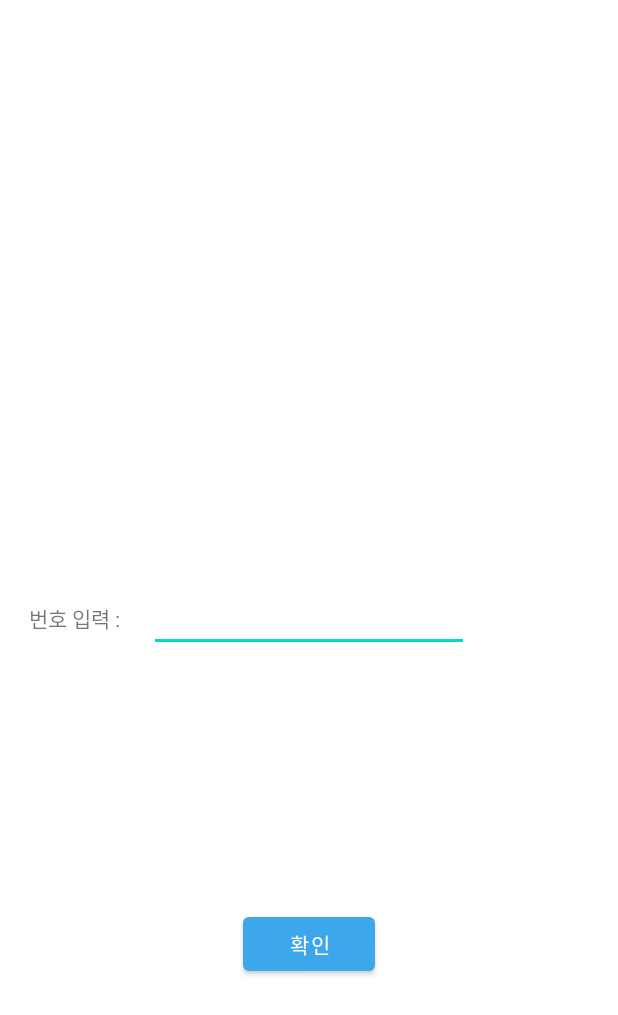
After one commit to kkobi03/Capstone_2021, an Android app: the layout activity_number.xml on its own in the app's theme, with its tools: preview values and no code run, on a phone screen of 412 x 824 dp. The commit adds this screen. Shown: the top 1015 px of the screen. Run offline under Robolectric (Android 15) with nearby library versions, the phone set to English and light mode, and no system bars.

Commit message:
전화번호

```diff
--- a/newgolden/app/src/main/java/com/example/newgolden/SplashActivity.java
+++ b/newgolden/app/src/main/java/com/example/newgolden/SplashActivity.java
@@ -24,7 +24,7 @@ public class SplashActivity extends AppCompatActivity {
                 } catch (InterruptedException e){
                     e.printStackTrace();
                 }finally{
-                    Intent intent = new Intent(SplashActivity.this, MainActivity.class);
+                    Intent intent = new Intent(SplashActivity.this, NumberActivity.class);
                     startActivity(intent);
                     finish();
                 }
--- /dev/null
+++ b/newgolden/app/src/main/res/layout/activity_number.xml
@@ -0,0 +1,39 @@
+<?xml version="1.0" encoding="utf-8"?>
+<androidx.constraintlayout.widget.ConstraintLayout xmlns:android="http://schemas.android.com/apk/res/android"
+    xmlns:app="http://schemas.android.com/apk/res-auto"
+    xmlns:tools="http://schemas.android.com/tools"
+    android:layout_width="match_parent"
+    android:layout_height="match_parent"
+    tools:context=".NumberActivity">
+
+    <Button
+        android:id="@+id/numbtn"
+        android:layout_width="wrap_content"
+        android:layout_height="wrap_content"
+        android:text="확인"
+        app:layout_constraintBottom_toBottomOf="parent"
+        app:layout_constraintEnd_toEndOf="parent"
+        app:layout_constraintStart_toStartOf="parent"
+        app:layout_constraintTop_toBottomOf="@+id/phone_num" />
+
+    <EditText
+        android:id="@+id/phone_num"
+        android:layout_width="wrap_content"
+        android:layout_height="wrap_content"
+        android:ems="10"
+        android:inputType="phone"
+        app:layout_constraintBottom_toBottomOf="parent"
+        app:layout_constraintEnd_toEndOf="parent"
+        app:layout_constraintStart_toStartOf="parent"
+        app:layout_constraintTop_toTopOf="parent" />
+
+    <TextView
+        android:id="@+id/numtitle"
+        android:layout_width="wrap_content"
+        android:layout_height="wrap_content"
+        android:text="번호 입력 :"
+        app:layout_constraintBottom_toBottomOf="parent"
+        app:layout_constraintEnd_toStartOf="@+id/phone_num"
+        app:layout_constraintStart_toStartOf="parent"
+        app:layout_constraintTop_toTopOf="parent" />
+</androidx.constraintlayout.widget.ConstraintLayout>
```
Also changed, not shown: newgolden/app/src/main/AndroidManifest.xml (+10 -14 lines), newgolden/app/src/main/java/com/example/newgolden/NumberActivity.java (added, +43 -0 lines), newgolden/app/src/main/java/com/example/newgolden/Phone.java (added, +14 -0 lines), newgolden/app/src/main/java/com/example/newgolden/SmsActivity.java (+15 -7 lines).
